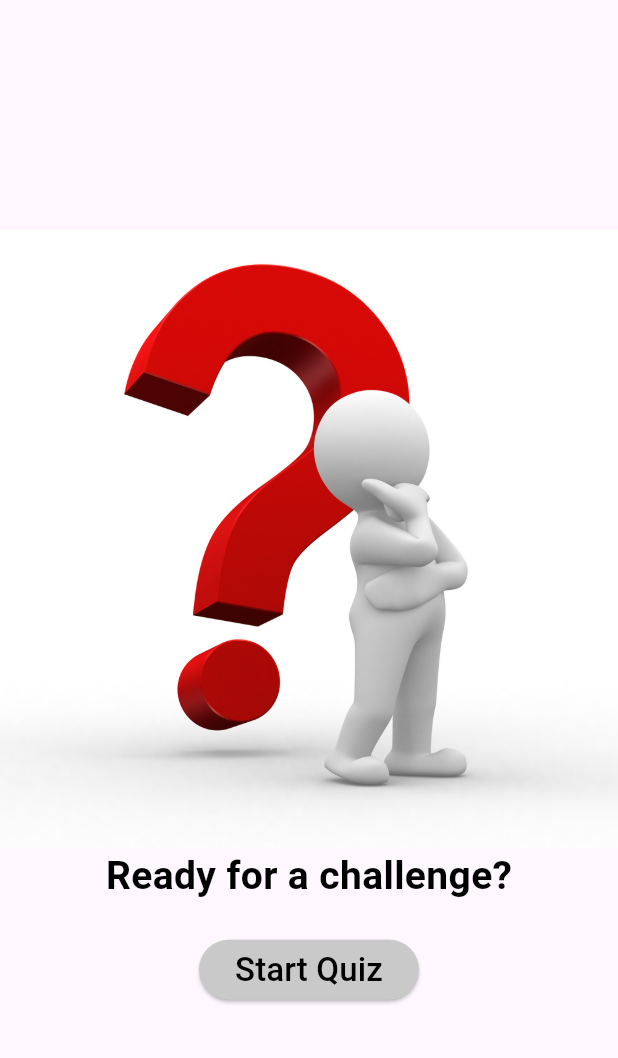
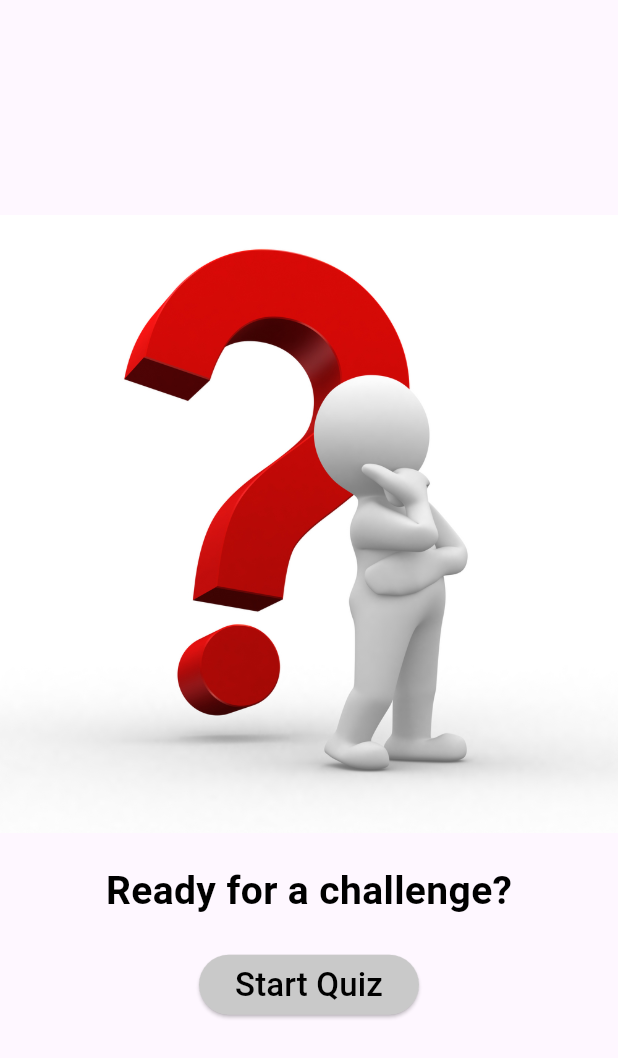
Before and after one commit to RonydaEssam/quiz_app, a Flutter app: the screen it shows after launch, on a phone screen of 412 x 824 dp. Shown: the top 1058 px of the screen. Run offline on Flutter 3.47's test engine with Material 3 defaults, Android fonts, the phone set to English and light mode, and no system bars.

```diff
--- a/lib/start_screen.dart
+++ b/lib/start_screen.dart
@@ -1,3 +1,5 @@
+import 'dart:math';
+
 import 'package:flutter/material.dart';
 
 class StartScreen extends StatelessWidget {
@@ -12,7 +14,10 @@ class StartScreen extends StatelessWidget {
           Image.asset(
             'assets/images/question-mark.png',
           ),
-          Text(
+          const SizedBox(
+            height: 20,
+          ),
+          const Text(
             'Ready for a challenge?',
             style: TextStyle(
               fontSize: 26,
@@ -20,7 +25,7 @@ class StartScreen extends StatelessWidget {
               fontWeight: FontWeight.w600,
             ),
           ),
-          SizedBox(
+          const SizedBox(
             height: 20,
           ),
           ElevatedButton(
```
Also changed, not shown: 1 other file.
